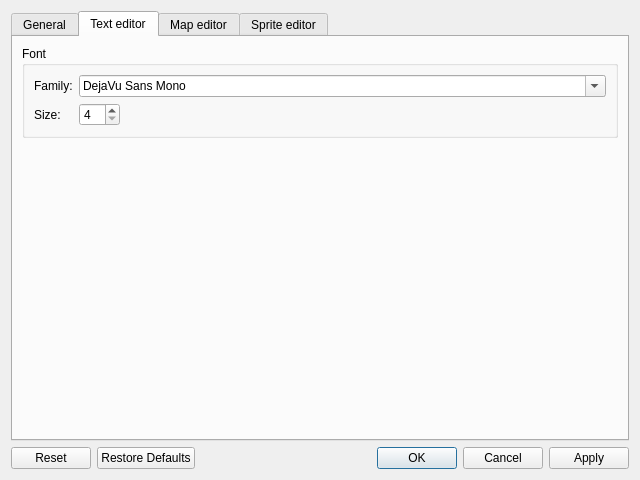
First picture: the form in src/gui/settings_dialog.ui, repository solarus-games/solarus-quest-editor, before the edit.
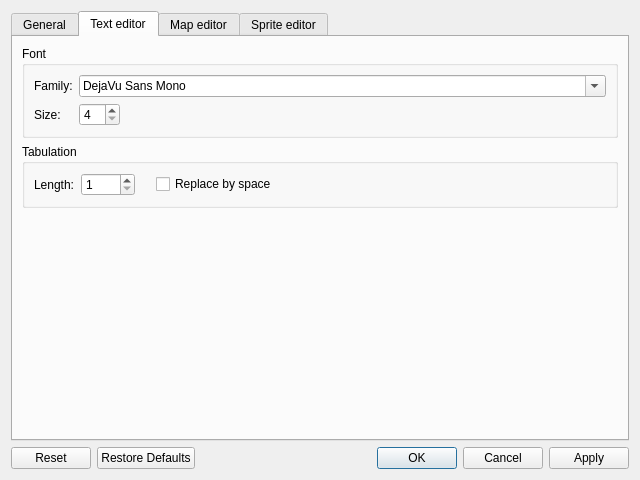
Second picture: the form after the edit. The open tabs and pages were chosen to show the change. Custom widgets are drawn as their Qt base class.

Commit message:
Text editor: improve tabulation behavior. Fix #43.
Allow to adjust tabulation length (settings).
Allow to replace tabulation by spaces (settings).
Allow to tabulate with a selection (on multiple lines).
Allow to un-tabulate with `Shift + Tab`.

```diff
--- a/src/gui/settings_dialog.ui
+++ b/src/gui/settings_dialog.ui
@@ -183,6 +183,68 @@
          </layout>
         </widget>
        </item>
+       <item>
+        <widget class="QGroupBox" name="tab_group_box">
+         <property name="title">
+          <string>Tabulation</string>
+         </property>
+         <layout class="QHBoxLayout" name="horizontalLayout_2">
+          <item>
+           <widget class="QLabel" name="tab_length_label">
+            <property name="text">
+             <string>Length:</string>
+            </property>
+           </widget>
+          </item>
+          <item>
+           <widget class="QSpinBox" name="tab_length_field">
+            <property name="minimum">
+             <number>1</number>
+            </property>
+            <property name="maximum">
+             <number>9999</number>
+            </property>
+           </widget>
+          </item>
+          <item>
+           <spacer name="tab_space_bar">
+            <property name="orientation">
+             <enum>Qt::Horizontal</enum>
+            </property>
+            <property name="sizeType">
+             <enum>QSizePolicy::Minimum</enum>
+            </property>
+            <property name="sizeHint" stdset="0">
+             <size>
+              <width>15</width>
+              <height>20</height>
+             </size>
+            </property>
+           </spacer>
+          </item>
+          <item>
+           <widget class="QCheckBox" name="replace_tab_by_spaces">
+            <property name="text">
+             <string>Replace by space</string>
+            </property>
+           </widget>
+          </item>
+          <item>
+           <spacer name="tab_space_bar_2">
+            <property name="orientation">
+             <enum>Qt::Horizontal</enum>
+            </property>
+            <property name="sizeHint" stdset="0">
+             <size>
+              <width>40</width>
+              <height>20</height>
+             </size>
+            </property>
+           </spacer>
+          </item>
+         </layout>
+        </widget>
+       </item>
        <item>
         <spacer name="text_editor_spacer">
          <property name="orientation">
@@ -681,17 +743,17 @@
   </layout>
  </widget>
  <customwidgets>
-  <customwidget>
-   <class>ColorPicker</class>
-   <extends>QPushButton</extends>
-   <header>gui/color_picker.h</header>
-  </customwidget>
   <customwidget>
    <class>PairSpinBox</class>
    <extends>QWidget</extends>
    <header>gui/pair_spin_box.h</header>
    <container>1</container>
   </customwidget>
+  <customwidget>
+   <class>ColorPicker</class>
+   <extends>QPushButton</extends>
+   <header>gui/color_picker.h</header>
+  </customwidget>
   <customwidget>
    <class>EnumSelector&lt;GridStyle&gt;</class>
    <extends>QComboBox</extends>
```
The commit also changes 8 other files.
